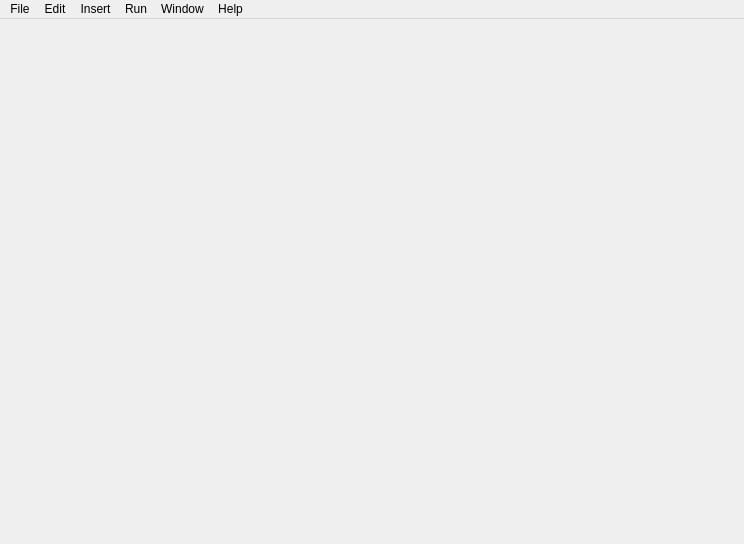
Before: the Qt Designer form src/plugins/coregui/mainwindow.ui in victor-yacovlev/kumir2, drawn with Qt 5.
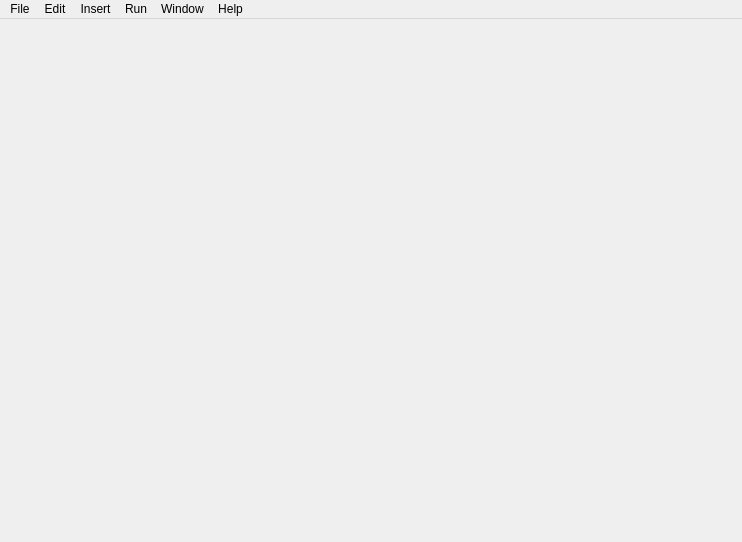
After: the same form once the commit is applied. Custom widgets are drawn as their Qt base class.

```diff
--- a/src/plugins/coregui/mainwindow.ui
+++ b/src/plugins/coregui/mainwindow.ui
@@ -6,8 +6,8 @@
    <rect>
     <x>0</x>
     <y>0</y>
-    <width>744</width>
-    <height>544</height>
+    <width>742</width>
+    <height>542</height>
    </rect>
   </property>
   <property name="windowTitle">
@@ -44,8 +44,8 @@
     <rect>
      <x>0</x>
      <y>0</y>
-     <width>744</width>
-     <height>21</height>
+     <width>742</width>
+     <height>22</height>
     </rect>
    </property>
    <widget class="QMenu" name="menuFile">
```
Left out of the diff: 6 changed lines with no effect on the pictures.
